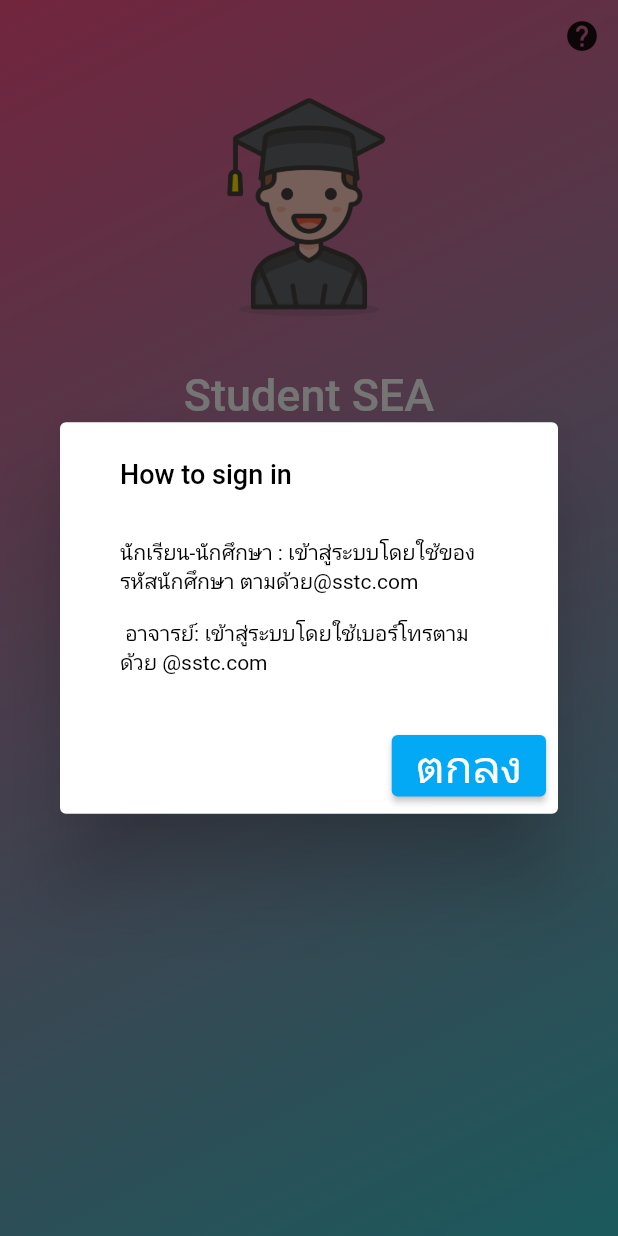
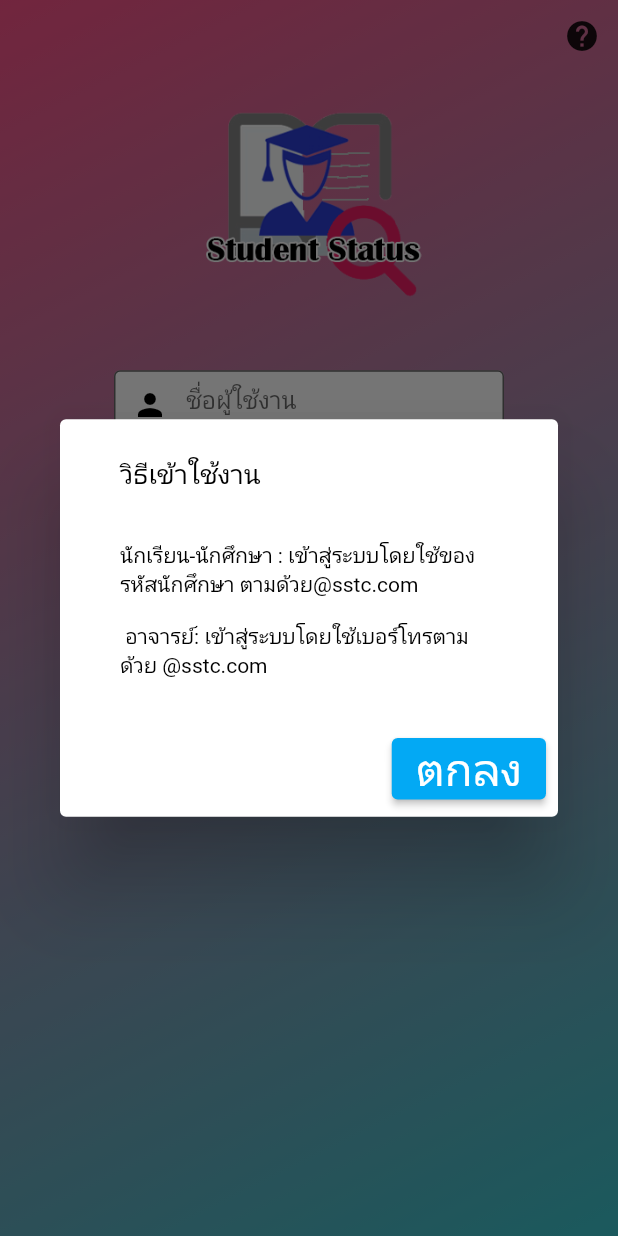
Before and after one commit to ninenotes/ViewStudent, a Flutter app: the screen it shows after launch, after a tap on the "help" icon, on a phone screen of 412 x 824 dp. Run offline on Flutter 3.47's test engine with Material 2 defaults, Android fonts, the light colour scheme and no system bars; our stand-ins replace cached_network_image, cloud_firestore, firebase_auth, firebase_core, firebase_storage, get and 3 more; missing offline and left inert: pdf_viewer_jk; accounts and stored records are empty.

Commit message:
4/26/2023

```diff
--- a/lib/bodys/tc_profile.dart
+++ b/lib/bodys/tc_profile.dart
@@ -37,7 +37,7 @@
               body: appController.userModels.isEmpty
                   ? ShowProgress()
                   :  ListView(
-                          padding: const EdgeInsets.symmetric(horizontal: 12),
+                          padding: const EdgeInsets.symmetric(horizontal: 7),
                           children: [
                             Column(
                               children: [
--- a/lib/states/login.dart
+++ b/lib/states/login.dart
@@ -36,7 +36,7 @@
                   iconData: Icons.help,
                   pressFunc: () {
                     MyDialog(context: context).normalDialog(
-                        title: 'How to sign in',
+                        title: 'วิธีเข้าใช้งาน',
                         subTitle:
                             '\n\nนักเรียน-นักศึกษา : เข้าสู่ระบบโดยใช้ของรหัสนักศึกษา ตามด้วย@sstc.com  \n\n อาจารย์: เข้าสู่ระบบโดยใช้เบอร์โทรตามด้วย @sstc.com');
                   },
@@ -44,11 +44,11 @@
               ],
             ),
             makeCenter(widget: newLogo()),
-            makeCenter(
-                widget: ShowText(
-              text: 'Student SEA',
-              textStyle: Myconstant().h2whiteStyle(),
-            )),
+            // makeCenter(
+            //     widget: ShowText(
+            //   text: 'Student SEA',
+            //   textStyle: Myconstant().h2whiteStyle(),
+            // )),
             makeCenter(
                 widget: ShowForm(
               hint: 'ชื่อผู้ใช้งาน',
--- a/lib/widgets/show_image.dart
+++ b/lib/widgets/show_image.dart
@@ -10,6 +10,6 @@
 
   @override
   Widget build(BuildContext context) {
-    return Image.asset(path ?? 'images/studen.png');
+    return Image.asset(path ?? 'images/logo3.png');
   }
 }
```
Also changed, not shown: lib/body_teacher/list_post.dart (+94 -10 lines), lib/body_teacher/techer_table/showimagepost.dart (added, +29 -0 lines), lib/states/display_detail_student.dart (+10 -8 lines), images/logo3.png (added), images/logoend.png (added).
